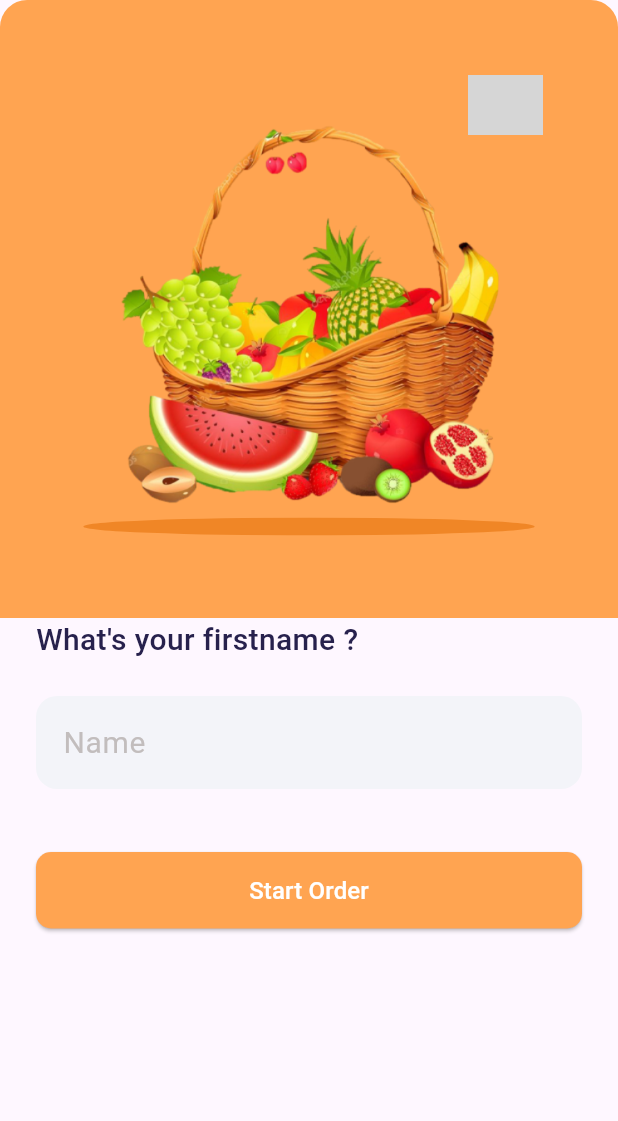
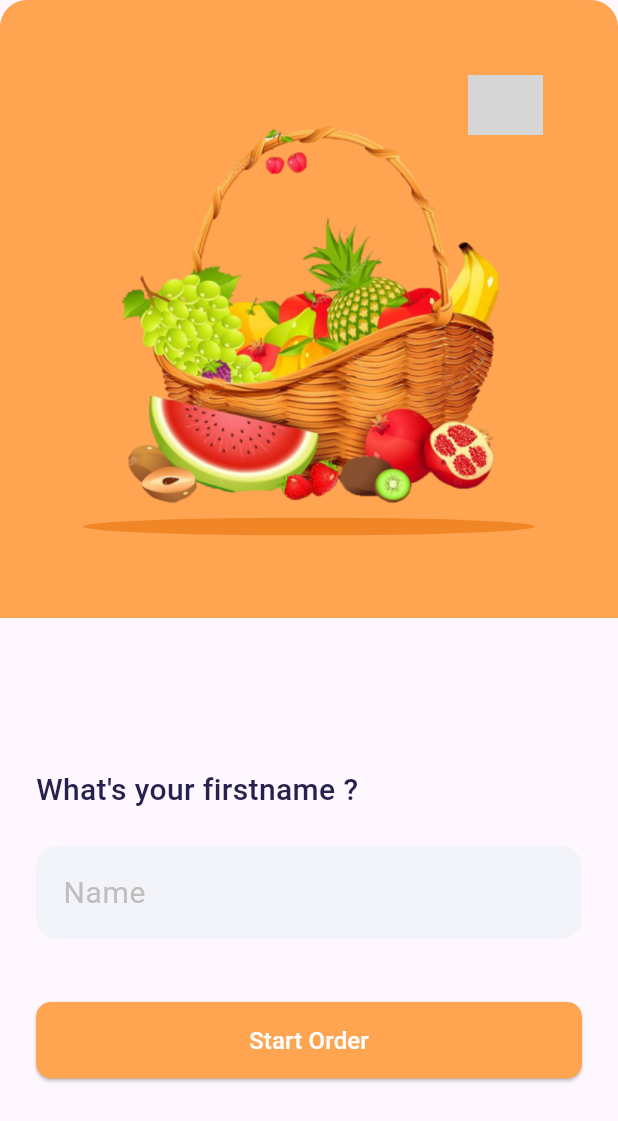
Before and after one commit to esraa-mohamad/ecommerce_fruits_sqflite, a Flutter app: the AuthenticationScreen screen opened by its route, on a phone screen of 412 x 824 dp. Shown: the top 1121 px of the screen. Run offline on Flutter 3.47's test engine with Material 3 defaults, Android fonts, the phone set to English and light mode, and no system bars; our stand-ins replace flutter_bloc, flutter_svg, lottie, sqflite; accounts and stored records are empty; project files that could hold a hidden picture were left out; grey boxes are pictures that could not be loaded.

Commit message:
- edit in widget of name authentication field

```diff
--- a/lib/features/authentication/screen/widgets/name_authentication_field.dart
+++ b/lib/features/authentication/screen/widgets/name_authentication_field.dart
@@ -15,8 +15,6 @@ class NameAuthenticationField extends StatelessWidget {
   Widget build(BuildContext context) {
     var cubit = context.read<AuthenticationCubit>();
     return Expanded(
-      child: SizedBox(
-        width: double.infinity,
       child: Padding(
         padding: const EdgeInsets.symmetric(horizontal: 24),
         child: SingleChildScrollView(
@@ -24,6 +22,9 @@ class NameAuthenticationField extends StatelessWidget {
             crossAxisAlignment: CrossAxisAlignment.start,
             mainAxisAlignment: MainAxisAlignment.center,
             children: [
+              const SizedBox(
+                height: 100,
+              ),
               const Text(
                 'What\'s your firstname ?',
                 style: AppTextStyles.font20NavyBlueMedium,
@@ -76,7 +77,6 @@ class NameAuthenticationField extends StatelessWidget {
           ),
         ),
       ),
-      ),
     );
   }
 
```
Lines whose indentation alone changed are shown as unchanged.
